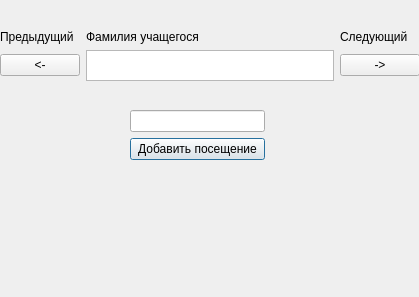
This is 181-331_Furman/Lab1/teacher_menu.ui in Drawishe/Furman_semester2 as Qt 5 draws it before an edit. The edited form follows.
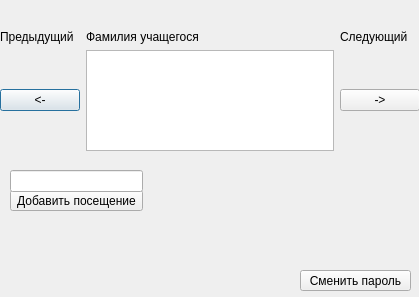
This is the edited form.

Diff of the .ui file:
```diff
--- a/181-331_Furman/Lab1/teacher_menu.ui
+++ b/181-331_Furman/Lab1/teacher_menu.ui
@@ -13,35 +13,13 @@
   <property name="windowTitle">
    <string>Dialog</string>
   </property>
-  <widget class="QWidget" name="">
-   <property name="geometry">
-    <rect>
-     <x>130</x>
-     <y>110</y>
-     <width>135</width>
-     <height>51</height>
-    </rect>
-   </property>
-   <layout class="QVBoxLayout" name="verticalLayout">
-    <item>
-     <widget class="QLineEdit" name="visit"/>
-    </item>
-    <item>
-     <widget class="QPushButton" name="pushButton">
-      <property name="text">
-       <string>Добавить посещение</string>
-      </property>
-     </widget>
-    </item>
-   </layout>
-  </widget>
-  <widget class="QWidget" name="">
+  <widget class="QWidget" name="layoutWidget">
    <property name="geometry">
     <rect>
      <x>0</x>
      <y>30</y>
      <width>420</width>
-     <height>51</height>
+     <height>121</height>
     </rect>
    </property>
    <layout class="QGridLayout" name="gridLayout">
@@ -59,9 +37,6 @@
       </property>
      </widget>
     </item>
-    <item row="1" column="1">
-     <widget class="QTextBrowser" name="sNametext"/>
-    </item>
     <item row="1" column="2">
      <widget class="QPushButton" name="next">
       <property name="text">
@@ -83,8 +58,47 @@
       </property>
      </widget>
     </item>
+    <item row="1" column="1">
+     <widget class="QTextEdit" name="textEdit"/>
+    </item>
    </layout>
   </widget>
+  <widget class="QPushButton" name="pushButton">
+   <property name="geometry">
+    <rect>
+     <x>10</x>
+     <y>190</y>
+     <width>133</width>
+     <height>21</height>
+    </rect>
+   </property>
+   <property name="text">
+    <string>Добавить посещение</string>
+   </property>
+  </widget>
+  <widget class="QLineEdit" name="visit">
+   <property name="geometry">
+    <rect>
+     <x>10</x>
+     <y>170</y>
+     <width>133</width>
+     <height>22</height>
+    </rect>
+   </property>
+  </widget>
+  <widget class="QPushButton" name="change_pass">
+   <property name="geometry">
+    <rect>
+     <x>300</x>
+     <y>270</y>
+     <width>111</width>
+     <height>21</height>
+    </rect>
+   </property>
+   <property name="text">
+    <string>Сменить пароль</string>
+   </property>
+  </widget>
  </widget>
  <resources/>
  <connections/>
```
